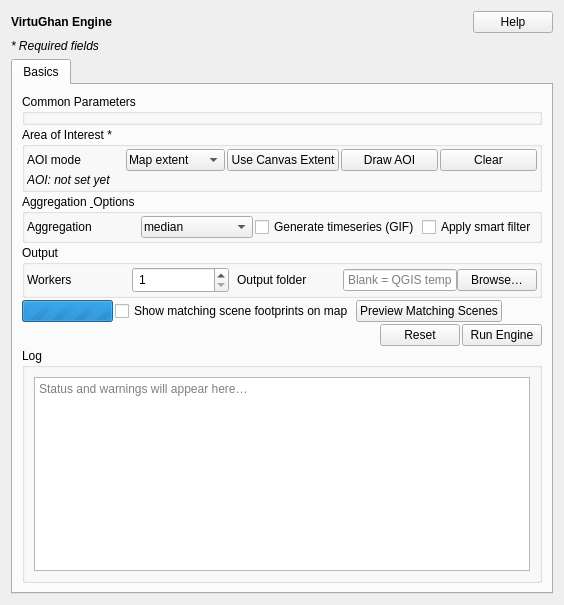
The window that virtughan_qgis/engine/engine_form.ui (virtughan/qgis-plugin) describes before a commit, drawn with Qt 5.
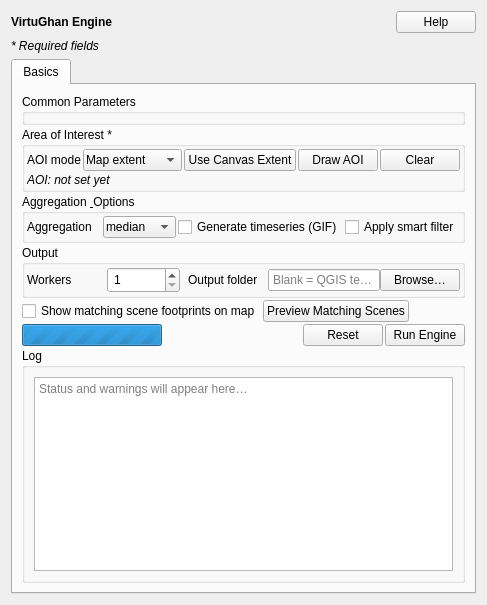
The same window after the commit.

The edit to the form file:
```diff
--- a/virtughan_qgis/engine/engine_form.ui
+++ b/virtughan_qgis/engine/engine_form.ui
@@ -224,15 +224,6 @@
        <layout class="QVBoxLayout" name="runSectionLayout">
         <item>
          <layout class="QHBoxLayout" name="runLayout">
-          <item>
-           <widget class="QProgressBar" name="progressBar">
-            <property name="minimum"><number>0</number></property>
-            <property name="maximum"><number>0</number></property>
-            <property name="value"><number>0</number></property>
-            <property name="textVisible"><bool>false</bool></property>
-            <property name="toolTip"><string>Shows while job is running</string></property>
-           </widget>
-          </item>
           <item>
            <widget class="QCheckBox" name="showSceneFootprintsCheck">
             <property name="text"><string>Show matching scene footprints on map</string></property>
@@ -257,6 +248,15 @@
         </item>
         <item>
          <layout class="QHBoxLayout" name="runActionLayout">
+            <item>
+             <widget class="QProgressBar" name="progressBar">
+              <property name="minimum"><number>0</number></property>
+              <property name="maximum"><number>0</number></property>
+              <property name="value"><number>0</number></property>
+              <property name="textVisible"><bool>false</bool></property>
+              <property name="toolTip"><string>Shows while job is running</string></property>
+             </widget>
+            </item>
           <item>
            <spacer name="runActionSpacer">
             <property name="orientation"><enum>Qt::Horizontal</enum></property>
```
